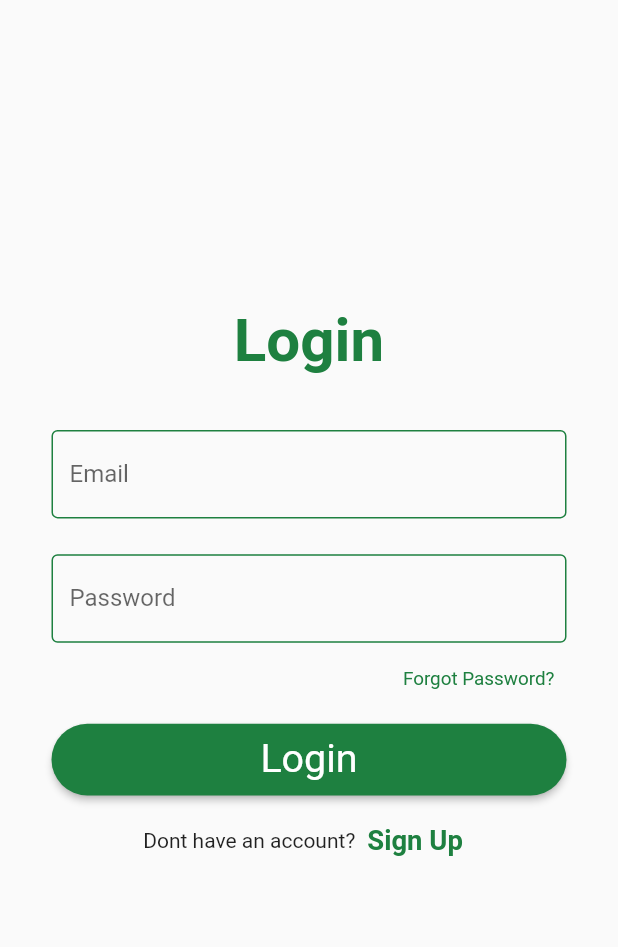
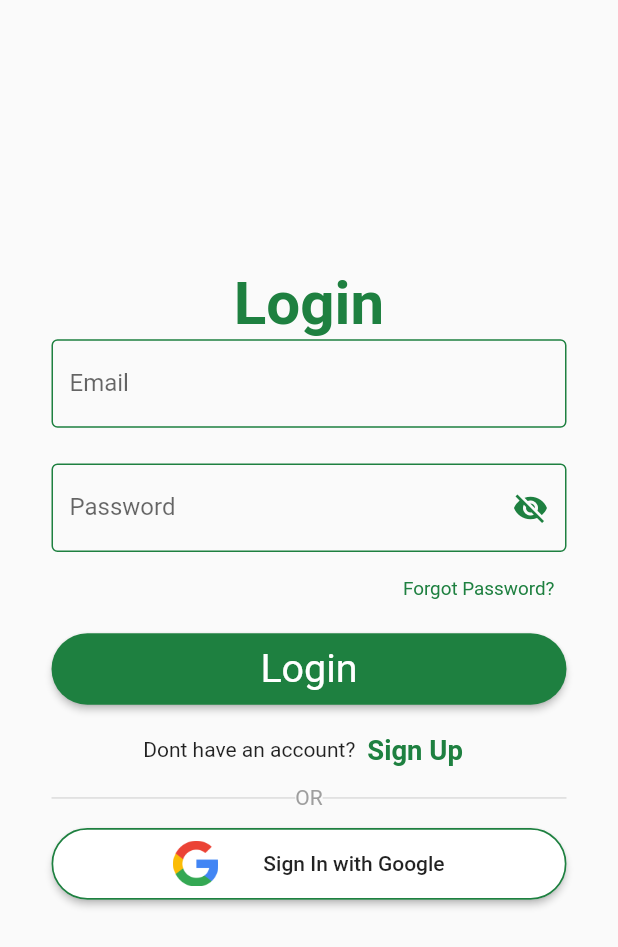
Before and after one commit to darshikasojitra/app, a Flutter app: the screen it shows after launch, on a phone screen of 412 x 824 dp. Shown: the top 947 px of the screen. Run offline on Flutter 3.47's test engine with Material 2 defaults, Android fonts, the phone set to English and light mode, and no system bars; our stand-ins replace cloud_firestore, equatable, firebase_auth, firebase_core, flutter_bloc, flutter_screenutil and 5 more; missing offline and left inert: dart:ffi; accounts and stored records are empty; generated files the repository leaves out were written again.

Commit message:
google signin

```diff
--- a/lib/bloc/api_constant.dart
+++ b/lib/bloc/api_constant.dart
@@ -2,5 +2,6 @@ class APIConstants {
   static const bool isDebug = true;
   static const String baseURL = "https://datausa.io/api/";
   static const String uspublicdata = "$baseURL/data";
-
+  static const String cocktailURL = "https://www.thecocktaildb.com/api/json/v1/1/";
+static const String cocktail = "$baseURL/search.php";
 }
--- a/lib/controller/usdata_provider.dart
+++ b/lib/controller/usdata_provider.dart
@@ -1,5 +1,4 @@
 import 'dart:convert';
-import 'dart:io';
 import 'package:demo_splash_screen/bloc/block.dart';
 import 'package:flutter/material.dart';
 import 'package:http/http.dart' as http;
--- a/lib/main.dart
+++ b/lib/main.dart
@@ -10,6 +10,7 @@ import 'package:flutter_screenutil/flutter_screenutil.dart';
 import 'package:demo_splash_screen/l10n/localization.dart';
 import 'package:provider/provider.dart' as prov;
 import 'package:provider/provider.dart';
+import 'controller/cocktail_provider.dart';
 import 'controller/usdata_provider.dart';
 import 'resources/route_manager.dart';
 
@@ -51,6 +52,7 @@ class _MyAppState extends State<MyApp> {
       child: MultiProvider(
           providers: [
             ChangeNotifierProvider<UsDataProvider>(create: (_) => UsDataProvider()),
+            ChangeNotifierProvider<CocktailProvider>(create: (_) => CocktailProvider()),
           ],
       child: prov.ChangeNotifierProvider(
         create: (_) => LocaleProvider(),
--- a/lib/resources/string_manager.dart
+++ b/lib/resources/string_manager.dart
@@ -15,7 +15,7 @@ class StringManager {
   static const String account = "Dont have an account?";
   static const String alreadyaccount = "Already have an account?";
   static const String title = 'Your shopping List';
-  static const String logout = "Logout";
+  static const String logout = "Log out";
   static const String resetpassword = "Reset Password";
   static const String forgotpassword = "Forgot Password?";
   static const String newlist = "New List";
@@ -43,4 +43,10 @@ class StringManager {
   static const String changelanguage = "Change Language";
   static const String household = "Household";
   static const String getmoreinfo = "Get More Informations";
+  static const String signingoogle = "Sign In with Google";
+  static const String or = "OR";
+  static const String drink = "Drinks";
+  static const String ok = "OK";
+  static const String cancle = "Cancle";
+  static const String wanttologout = "Are you sure you want to log out?";
 }
--- a/lib/ui/screens/dashboard/category_dashboardscreen/category_screen.dart
+++ b/lib/ui/screens/dashboard/category_dashboardscreen/category_screen.dart
@@ -52,10 +52,10 @@ class _CategoryPageState extends State<CategoryPage> {
                               ),
                             ),
                             child: SizedBox(
-                              height: 80.h,
+                              height: 82.h,
                               child: Padding(
                                 padding: EdgeInsets.only(
-                                    left: 10.w, top: 20, right: 10.w),
+                                    left: 10.w, top: 10.h, right: 10.w,),
                                 child: Column(
                                   crossAxisAlignment: CrossAxisAlignment.start,
                                   children: [
@@ -69,8 +69,6 @@ class _CategoryPageState extends State<CategoryPage> {
                                           child: Text(
                                             StringManager.getmoreinfo,
                                             style: TextStyle(
-                                                decoration:
-                                                    TextDecoration.underline,
                                                 fontSize: 12.sp,
                                                 color: AllColors.maincolor),
                                           )),
--- a/lib/ui/screens/dashboard/dashboard.dart
+++ b/lib/ui/screens/dashboard/dashboard.dart
@@ -5,3 +5,4 @@ export 'list_dashboardscreen/product_screen/product_widget/product_widget.dart';
 export 'list_dashboardscreen/wishlist_screen/bottomnavigationbar_textfield.dart';
 export 'list_dashboardscreen/wishlist_screen/wishlist_screen.dart';
 export 'category_dashboardscreen/category_screen.dart';
+export 'more_dashboardscreen/more_screen.dart';
--- a/lib/ui/screens/dashboard/list_dashboardscreen/product_screen/product_widget/product_widget.dart
+++ b/lib/ui/screens/dashboard/list_dashboardscreen/product_screen/product_widget/product_widget.dart
@@ -1,6 +1,5 @@
 export 'card_widget/product_card.dart';
 export'bottomnavigationbar_container.dart';
-export 'dropdownbar.dart';
 export 'buttons.dart';
 export 'slidable_action.dart';
 export 'package:demo_splash_screen/widgets/common_widget/appbars.dart';
--- a/lib/ui/screens/login/login_screen.dart
+++ b/lib/ui/screens/login/login_screen.dart
@@ -14,13 +14,27 @@ class LoginScreen extends StatefulWidget {
 }
 
 class _LoginScreenState extends State<LoginScreen> {
+  final ScrollController _scrollcontroller = ScrollController();
   final AuthService _auth = AuthService();
+  final _fromKey = GlobalKey<FormState>();
   final TextEditingController _emailController = TextEditingController();
   final TextEditingController _passwordController = TextEditingController();
   bool isprocessing = false;
-  final fromKey = GlobalKey<FormState>();
+  bool _passwordVisible = false;
+  @override
+  void initState() {
+    _passwordVisible = false;
+    super.initState();
+  }
+
+  Future<void> _showpassword() async {
+    setState(() {
+      _passwordVisible = !_passwordVisible;
+    });
+  }
+
   Future<void> _addAllData() async {
-    if (fromKey.currentState!.validate()) {
+    if (_fromKey.currentState!.validate()) {
       setState(() {
         isprocessing = true;
       });
@@ -52,21 +66,24 @@ class _LoginScreenState extends State<LoginScreen> {
   Widget build(BuildContext context) {
     return MaterialApp(
       home: Scaffold(
-        body: Column(
-            crossAxisAlignment: CrossAxisAlignment.center,
-            mainAxisAlignment: MainAxisAlignment.center,
-            children: [
+        body: SingleChildScrollView(
+          controller: _scrollcontroller,
+          physics: const BouncingScrollPhysics(),
+          child: Padding(
+            padding: EdgeInsets.only(top: 150.h),
+            child: Column(children: [
               Text(
                 AppLocalizations.of(context)!.login,
                 style:
                     boldTextStyle(color: AllColors.maincolor, fontSize: 35.sp),
               ),
               Padding(
-                padding: EdgeInsets.symmetric(vertical: 30.h, horizontal: 30.w),
+                padding: EdgeInsets.symmetric(horizontal: 30.w),
                 child: Form(
-                  key: fromKey,
+                  key: _fromKey,
                   autovalidateMode: AutovalidateMode.onUserInteraction,
                   child: Column(
+                    mainAxisAlignment: MainAxisAlignment.center,
                     children: [
                       CustomTextFields(
                           obscureText: false,
@@ -76,11 +93,20 @@ class _LoginScreenState extends State<LoginScreen> {
                           validator: Validator.emailValidator),
                       buildSizedBoxSpacer(height: 20.h),
                       CustomTextFields(
-                          obscureText: true,
+                          obscureText: !_passwordVisible,
                           controller: _passwordController,
                           labelText: AppLocalizations.of(context)!.password,
                           hintText: AppLocalizations.of(context)!.enterpassword,
-                          validator: Validator.passValidator),
+                          validator: Validator.passValidator,
+                          suffixIcon: IconButton(
+                            icon: Icon(
+                              _passwordVisible
+                                  ? Icons.visibility
+                                  : Icons.visibility_off,
+                              color: AllColors.maincolor,
+                            ),
+                            onPressed: () => _showpassword(),
+                          )),
                       Align(
                           alignment: Alignment.centerRight,
                           child: TextButton(
@@ -120,12 +146,58 @@ class _LoginScreenState extends State<LoginScreen> {
                               ))
                         ],
                       ),
+                      _divider,
+                      buildSizedBoxSpacer(height: 10.h),
+                      _googlesignin(context, _auth),
                     ],
                   ),
                 ),
               ),
             ]),
+          ),
+        ),
       ),
     );
   }
 }
+
+Widget _googlesignin(BuildContext context, AuthService auth) => MaterialButton(
+      height: 40.h,
+      minWidth: double.infinity,
+      color: AllColors.white,
+      shape: RoundedRectangleBorder(
+        side: BorderSide(color: AllColors.maincolor, width: 1.w),
+        borderRadius: BorderRadius.circular(40.r),
+      ),
+      onPressed: () => auth.signup(context),
+      child: Row(
+        mainAxisAlignment: MainAxisAlignment.center,
+        children: [
+          Container(
+            height: 30,
+            width: 30,
+            child: Image.asset(
+              AllImages.googleimage,
+              fit: BoxFit.cover,
+            ),
+          ),
+          buildSizedBoxSpacer(width: 30),
+          Text(AppLocalizations.of(context)!.signingoogle)
+        ],
+      ),
+    );
+
+Widget _divider = Row(children: const [
+  Expanded(
+      child: Divider(
+    thickness: 1,
+  )),
+  Text(
+    "OR",
+    style: TextStyle(color: Colors.grey),
+  ),
+  Expanded(
+      child: Divider(
+    thickness: 1,
+  )),
+]);
--- a/lib/ui/screens/signup/signup_screen.dart
+++ b/lib/ui/screens/signup/signup_screen.dart
@@ -58,6 +58,7 @@ class _SignupScreenState extends State<SignupScreen> {
   Widget build(BuildContext context) {
     return Scaffold(
       body: SingleChildScrollView(
+        physics: const BouncingScrollPhysics(),
         child: Column(
           mainAxisAlignment: MainAxisAlignment.center,
           crossAxisAlignment: CrossAxisAlignment.center,
@@ -141,7 +142,7 @@ class _SignupScreenState extends State<SignupScreen> {
   }
 }
 
-SizedBox buildSizedBoxSpacer({ double? height,double? width}) {
+SizedBox buildSizedBoxSpacer({double? height, double? width}) {
   return SizedBox(
     height: height,
     width: width,
--- a/lib/widgets/common_widget/customtextfield.dart
+++ b/lib/widgets/common_widget/customtextfield.dart
@@ -7,6 +7,7 @@ class CustomTextFields extends StatefulWidget {
   String? labelText;
   String? hintText;
   final bool obscureText;
+  Widget? suffixIcon;
   String? Function(dynamic value) validator;
   CustomTextFields(
       {super.key,
@@ -14,12 +15,14 @@ class CustomTextFields extends StatefulWidget {
       this.hintText,
       this.labelText,
       required this.obscureText,
+      this.suffixIcon,
       required this.validator});
   @override
   State<CustomTextFields> createState() => _CustomTextFieldsState();
 }
 
 class _CustomTextFieldsState extends State<CustomTextFields> {
+  bool _passwordVisible = false;
   @override
   Widget build(BuildContext context) {
     return TextFormField(
@@ -35,6 +38,7 @@ class _CustomTextFieldsState extends State<CustomTextFields> {
         ),
         enabledBorder: OutlineInputBorder(
             borderSide: BorderSide(color: AllColors.maincolor)),
+            suffixIcon: widget.suffixIcon,
       ),
       validator: widget.validator,
     );
```
Also changed, not shown: lib/controller/cocktail_provider.dart (added, +25 -0 lines), lib/l10n/app_ar.arb (+7 -1 lines), lib/l10n/app_en.arb (+8 -2 lines), lib/model/responses/cocktail_data.dart (added, +239 -0 lines), lib/services/auth_service.dart (+25 -0 lines), lib/ui/screens/dashboard/dashboard_screen.dart (+2 -5 lines), lib/ui/screens/dashboard/home_dashboardscreen/home_dashboardscreen.dart (+30 -2 lines), lib/ui/screens/dashboard/list_dashboardscreen/product_screen/product_screen.dart (+48 -16 lines), lib/ui/screens/dashboard/list_dashboardscreen/product_screen/product_widget/dropdownbar.dart (deleted, +0 -41 lines), lib/ui/screens/dashboard/more_dashboardscreen/more_screen.dart (added, +105 -0 lines), 3 other files.
